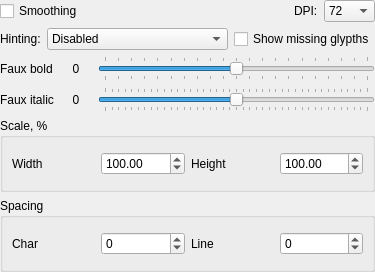
The window that src/fontoptionsframe.ui (andryblack/fontbuilder) describes before a commit, drawn with Qt 5.
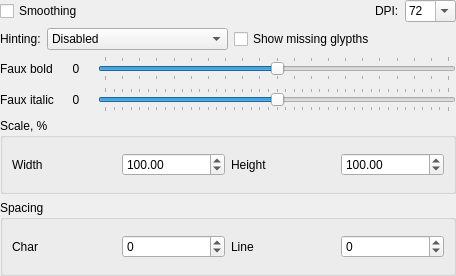
The same window after the commit.

```diff
--- a/src/fontoptionsframe.ui
+++ b/src/fontoptionsframe.ui
@@ -6,8 +6,8 @@
    <rect>
     <x>0</x>
     <y>0</y>
-    <width>338</width>
-    <height>272</height>
+    <width>456</width>
+    <height>276</height>
    </rect>
   </property>
   <property name="sizePolicy">
@@ -40,6 +40,9 @@
      </item>
      <item row="0" column="4">
       <widget class="QComboBox" name="comboBoxDPI">
+       <property name="editable">
+        <bool>true</bool>
+       </property>
        <item>
         <property name="text">
          <string>72</string>
```
Left out of the diff: 11 changed lines with no effect on the pictures.
